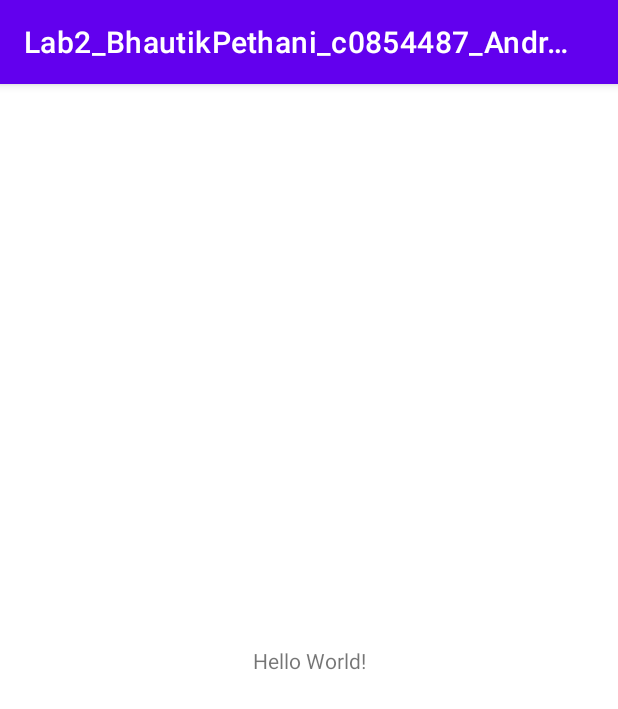
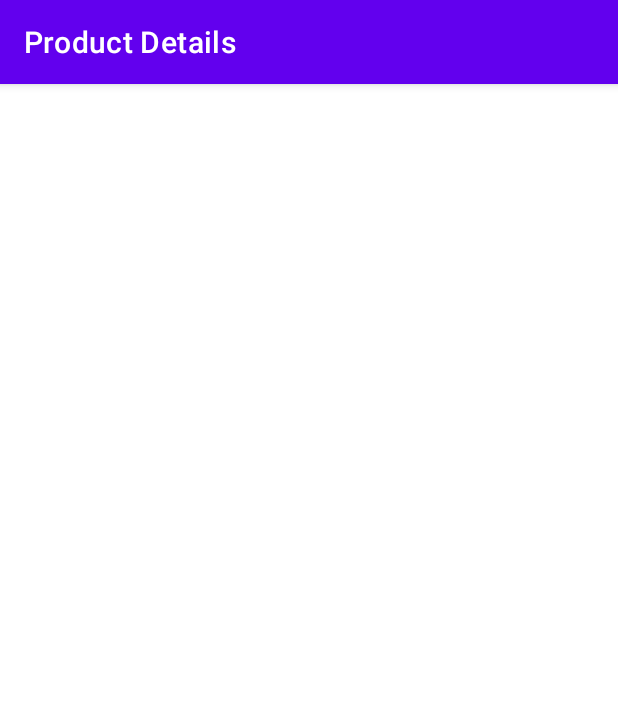
Before and after one commit to BhautikPethani/Android_Ecommerce, an Android app: the screen it shows after launch (MainActivity), on a phone screen of 412 x 824 dp. Shown: the top 709 px of the screen. Run offline under Robolectric (Android 15) with nearby library versions, the phone set to English and light mode, and no system bars.

Commit message:
Model have been created for the product

```diff
--- a/app/build.gradle
+++ b/app/build.gradle
@@ -31,7 +31,6 @@ android {
 }
 
 dependencies {
-
     implementation 'androidx.appcompat:appcompat:1.4.2'
     implementation 'com.google.android.material:material:1.6.1'
     implementation 'androidx.constraintlayout:constraintlayout:2.1.4'
--- a/app/src/main/java/com/example/lab2_bhautikpethani_c0854487_android/MainActivity.java
+++ b/app/src/main/java/com/example/lab2_bhautikpethani_c0854487_android/MainActivity.java
@@ -21,4 +21,6 @@ public class MainActivity extends AppCompatActivity {
 
         dbHelper = new DatabaseHelper(this);
     }
+
+
 }
--- a/app/src/main/res/layout/activity_main.xml
+++ b/app/src/main/res/layout/activity_main.xml
@@ -1,18 +1,17 @@
 <?xml version="1.0" encoding="utf-8"?>
-<androidx.constraintlayout.widget.ConstraintLayout xmlns:android="http://schemas.android.com/apk/res/android"
+<RelativeLayout xmlns:android="http://schemas.android.com/apk/res/android"
     xmlns:app="http://schemas.android.com/apk/res-auto"
     xmlns:tools="http://schemas.android.com/tools"
+    android:id="@+id/first_product"
     android:layout_width="match_parent"
-    android:layout_height="match_parent"
+    android:layout_height="wrap_content"
     tools:context=".MainActivity">
 
     <TextView
-        android:layout_width="wrap_content"
+        android:layout_width="match_parent"
         android:layout_height="wrap_content"
-        android:text="Hello World!"
-        app:layout_constraintBottom_toBottomOf="parent"
-        app:layout_constraintLeft_toLeftOf="parent"
-        app:layout_constraintRight_toRightOf="parent"
-        app:layout_constraintTop_toTopOf="parent" />
-
-</androidx.constraintlayout.widget.ConstraintLayout>
+        android:layout_marginBottom="15dp"
+        android:text=""
+        android:textAlignment="center"
+        android:textAppearance="@style/TextAppearance.AppCompat.Large" />
+</RelativeLayout>
--- a/app/src/main/res/values/strings.xml
+++ b/app/src/main/res/values/strings.xml
@@ -1,3 +1,3 @@
 <resources>
-    <string name="app_name">Lab2_BhautikPethani_c0854487_Android</string>
+    <string name="app_name">Product Details</string>
 </resources>
```
Also changed, not shown: app/src/main/java/com/example/lab2_bhautikpethani_c0854487_android/models/Product.java (added, +26 -0 lines), app/src/main/java/com/example/lab2_bhautikpethani_c0854487_android/service/DatabaseHelper.java (+13 -0 lines), app/src/main/res/drawable-v24/add.png (added).
